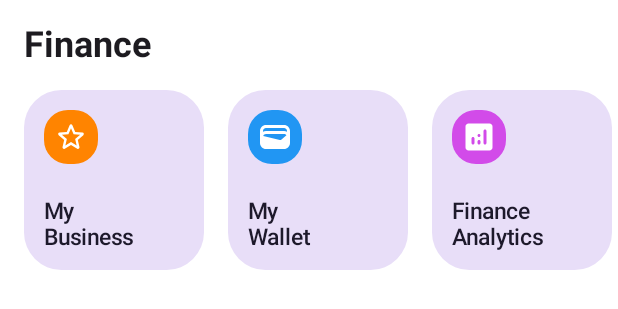
After one commit to utkarsh125/kotlin-financeapp, an Android app built with Jetpack Compose: the @Preview function FinanceSection, on a phone screen of 412 x 824 dp. The commit adds this screen. Shown: the top 309 px of the screen. Run offline under Robolectric (Android 15) with nearby library versions, the phone set to English and light mode, and no system bars.

Commit message:
FinanceSection

```diff
--- /dev/null
+++ b/app/src/main/java/com/example/bankingapp/FinanceSection.kt
@@ -0,0 +1,124 @@
+package com.example.bankingapp
+
+import androidx.compose.foundation.background
+import androidx.compose.foundation.clickable
+import androidx.compose.foundation.layout.Arrangement
+import androidx.compose.foundation.layout.Box
+import androidx.compose.foundation.layout.Column
+import androidx.compose.foundation.layout.padding
+import androidx.compose.foundation.layout.size
+import androidx.compose.foundation.lazy.LazyRow
+import androidx.compose.foundation.shape.RoundedCornerShape
+import androidx.compose.material.icons.Icons
+import androidx.compose.material.icons.rounded.Analytics
+import androidx.compose.material.icons.rounded.MonetizationOn
+import androidx.compose.material.icons.rounded.StarBorder
+import androidx.compose.material.icons.rounded.Wallet
+import androidx.compose.material3.Icon
+import androidx.compose.material3.MaterialTheme
+import androidx.compose.material3.Text
+import androidx.compose.runtime.Composable
+import androidx.compose.ui.Modifier
+import androidx.compose.ui.draw.clip
+import androidx.compose.ui.graphics.Color
+import androidx.compose.ui.text.font.FontWeight
+import androidx.compose.ui.tooling.preview.Preview
+import androidx.compose.ui.unit.dp
+import androidx.compose.ui.unit.sp
+import com.example.bankingapp.data.Finance
+import com.example.bankingapp.ui.theme.BlueStart
+import com.example.bankingapp.ui.theme.GreenStart
+import com.example.bankingapp.ui.theme.OrangeStart
+import com.example.bankingapp.ui.theme.PurpleStart
+
+val financeList = listOf(
+
+    Finance(
+        icon = Icons.Rounded.StarBorder,
+        name = "My\nBusiness",
+        background = OrangeStart
+    ),
+    Finance(
+        icon = Icons.Rounded.Wallet,
+        name = "My\nWallet",
+        background = BlueStart
+    ),
+    Finance(
+        icon = Icons.Rounded.Analytics,
+        name = "Finance\nAnalytics",
+        background = PurpleStart
+    ),
+    Finance(
+        icon = Icons.Rounded.MonetizationOn,
+        name = "My\nTransactions",
+        background = GreenStart
+    ),
+)
+
+@Preview
+@Composable
+fun FinanceSection(){
+
+    Column () {
+        Text(
+            text = "Finance",
+            fontSize = 24.sp,
+            color = MaterialTheme.colorScheme.onBackground,
+            fontWeight = FontWeight.Bold,
+            modifier = Modifier.padding(16.dp)
+        )
+
+        LazyRow {
+            items(financeList.size){
+                FinanceItem(it)
+            }
+        }
+    }
+}
+
+
+@Composable
+fun FinanceItem(index: Int){
+    val finance = financeList[index]
+
+    var lastPaddingEnd = 0.dp
+
+    if(index == financeList.size - 1){
+        lastPaddingEnd = 16.dp
+    }
+
+    Box(modifier = Modifier.padding(start = 16.dp, end = lastPaddingEnd)){
+        Column(
+            modifier = Modifier
+                .clip(RoundedCornerShape(25.dp))
+                .background(MaterialTheme.colorScheme.secondaryContainer)
+                .size(120.dp)
+                .clickable{}
+                .padding(13.dp),
+            verticalArrangement = Arrangement.SpaceBetween
+        ){
+
+            Box(
+                modifier = Modifier
+                    .clip(RoundedCornerShape(16.dp))
+                    .background(finance.background)
+                    .padding(6.dp)
+            ){
+                Icon(
+                    imageVector = finance.icon,
+                    contentDescription = finance.name,
+                    tint = Color.White
+                )
+            }
+
+            Text(
+                text = finance.name,
+                color = MaterialTheme.colorScheme.onSecondaryContainer,
+                fontWeight = FontWeight.SemiBold,
+                fontSize = 15.sp
+            )
+
+        }
+    }
+
+}
--- a/app/src/main/java/com/example/bankingapp/MainActivity.kt
+++ b/app/src/main/java/com/example/bankingapp/MainActivity.kt
@@ -74,11 +74,11 @@ fun HomeScreen(){
             //first section - Wallet Section
 
             WalletSection()
-            //CardSection()
+            CardSection()
 
             Spacer(modifier = Modifier.height(16.dp))
 
-            //FinanceSection()
+            FinanceSection()
             //CurrenciesSection()
         }
 
--- /dev/null
+++ b/app/src/main/java/com/example/bankingapp/data/Finance.kt
@@ -0,0 +1,10 @@
+package com.example.bankingapp.data
+
+import androidx.compose.ui.graphics.Color
+import androidx.compose.ui.graphics.vector.ImageVector
+
+data class Finance(
+    val icon: ImageVector,
+    val name: String,
+    val background: Color
+)
```
